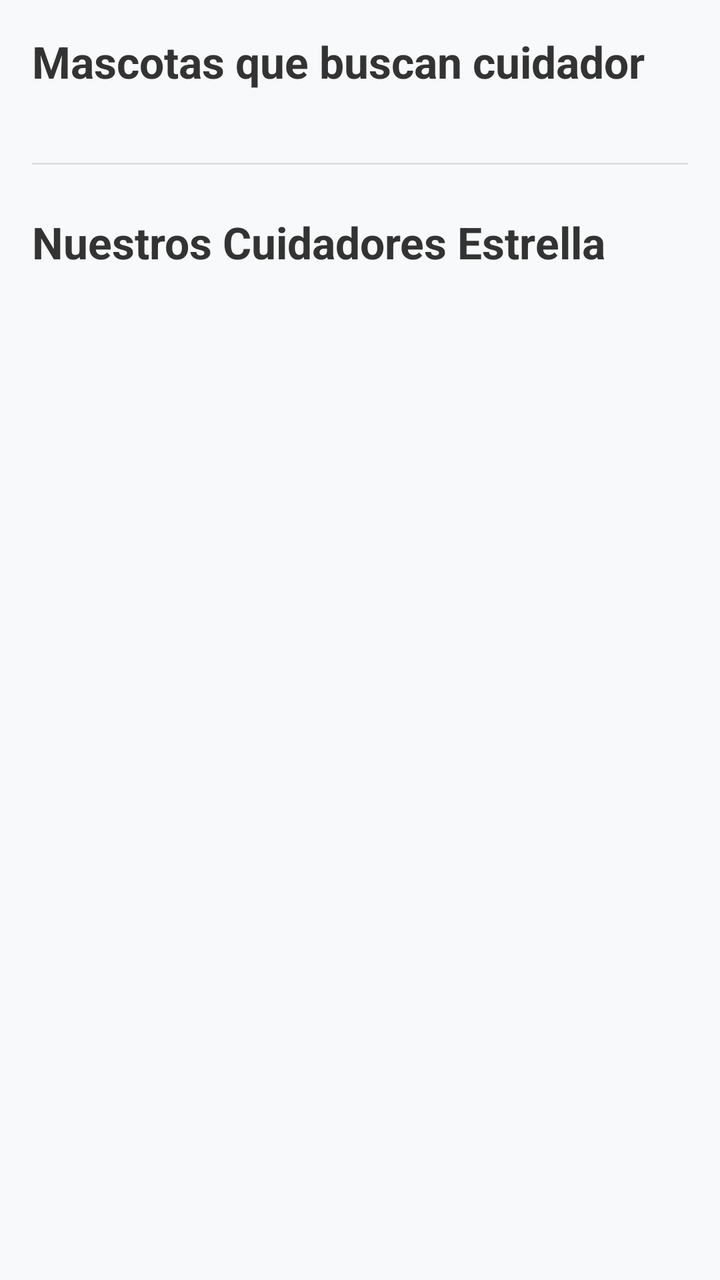
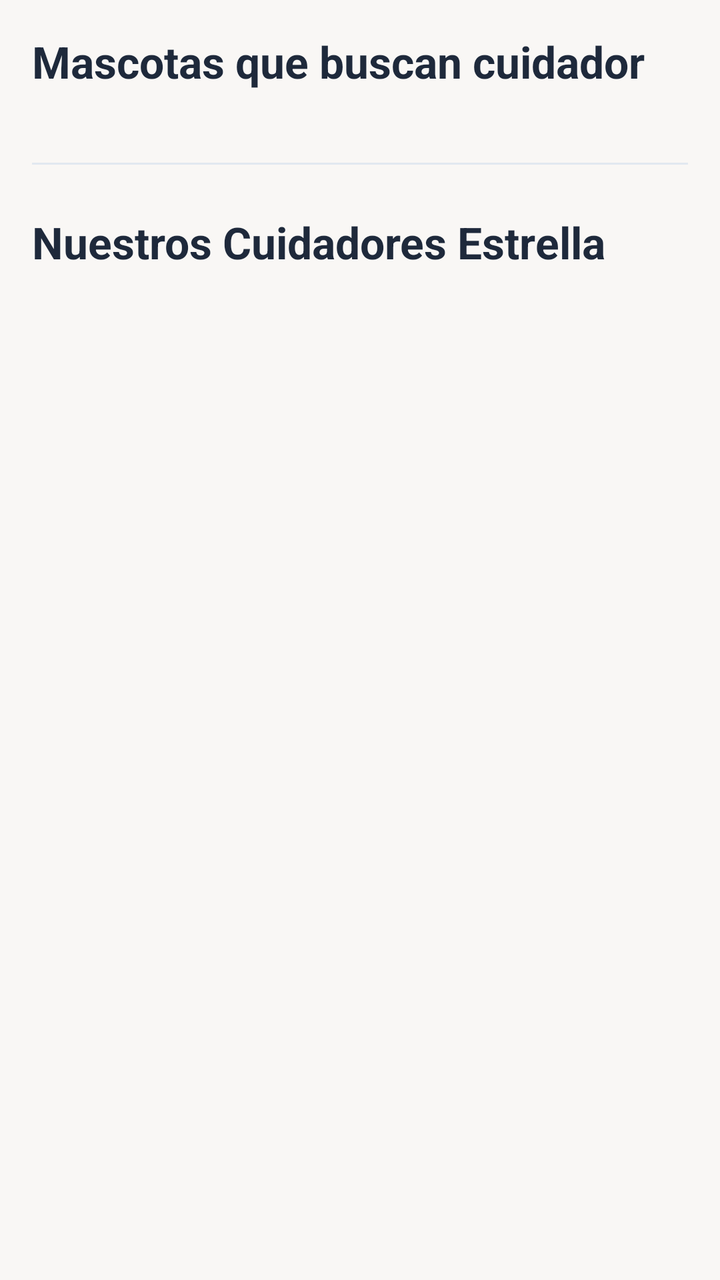

Screens rendered from an Android XML layout before and after an edit, with the pre-edit source and the edit as a unified diff.
<!-- AndroidManifest.xml: application theme Theme.PetCare -->
<!-- res/layout/fragment_dashboard.xml -->
<?xml version="1.0" encoding="utf-8"?>
<androidx.core.widget.NestedScrollView
    xmlns:android="http://schemas.android.com/apk/res/android"
    xmlns:app="http://schemas.android.com/apk/res-auto"
    xmlns:tools="http://schemas.android.com/tools"
    android:layout_width="match_parent"
    android:layout_height="match_parent"
    android:background="#F8F9FA"
    android:fillViewport="true">

    <LinearLayout
        android:layout_width="match_parent"
        android:layout_height="wrap_content"
        android:orientation="vertical"
        android:padding="16dp">

        <TextView
            android:layout_width="wrap_content"
            android:layout_height="wrap_content"
            android:text="Mascotas que buscan cuidador"
            android:textSize="22sp"
            android:textStyle="bold"
            android:textColor="#333333"
            android:layout_marginBottom="12dp"/>

        <androidx.recyclerview.widget.RecyclerView
            android:id="@+id/rvPetsNetflix"
            android:layout_width="match_parent"
            android:layout_height="wrap_content"
            android:clipToPadding="false"
            android:orientation="horizontal"
            android:paddingEnd="16dp"
            app:layoutManager="androidx.recyclerview.widget.LinearLayoutManager"
            tools:listitem="@layout/item_available_pet"
            android:layout_marginBottom="24dp"/>

        <View
            android:layout_width="match_parent"
            android:layout_height="1dp"
            android:background="#E0E0E0"
            android:layout_marginBottom="24dp"/>

        <TextView
            android:layout_width="wrap_content"
            android:layout_height="wrap_content"
            android:text="Nuestros Cuidadores Estrella"
            android:textSize="22sp"
            android:textStyle="bold"
            android:textColor="#333333"
            android:layout_marginBottom="12dp"/>

        <androidx.recyclerview.widget.RecyclerView
            android:id="@+id/rvServicesNetflix"
            android:layout_width="match_parent"
            android:layout_height="wrap_content"
            android:clipToPadding="false"
            android:orientation="horizontal"
            android:paddingEnd="16dp"
            app:layoutManager="androidx.recyclerview.widget.LinearLayoutManager"
            tools:listitem="@layout/item_service"/>

        <View
            android:layout_width="match_parent"
            android:layout_height="50dp" />

    </LinearLayout>
</androidx.core.widget.NestedScrollView>
<!-- res/layout/item_available_pet.xml (included above) -->
<?xml version="1.0" encoding="utf-8"?>
<com.google.android.material.card.MaterialCardView
    xmlns:android="http://schemas.android.com/apk/res/android"
    xmlns:app="http://schemas.android.com/apk/res-auto"
    android:layout_width="match_parent"
    android:layout_height="wrap_content"
    android:layout_marginHorizontal="16dp"
    android:layout_marginVertical="8dp"
    app:cardCornerRadius="20dp"
    app:cardElevation="3dp"
    app:strokeWidth="1dp"
    app:strokeColor="@color/border_color"
    app:cardBackgroundColor="@color/surface_light">

    <LinearLayout
        android:layout_width="match_parent"
        android:layout_height="wrap_content"
        android:orientation="vertical"
        android:padding="16dp">

        <LinearLayout
            android:layout_width="match_parent"
            android:layout_height="wrap_content"
            android:orientation="horizontal"
            android:gravity="center_vertical">

            <LinearLayout
                android:layout_width="0dp"
                android:layout_height="wrap_content"
                android:layout_weight="1"
                android:orientation="vertical">

                <TextView
                    android:id="@+id/tvPetName"
                    android:layout_width="wrap_content"
                    android:layout_height="wrap_content"
                    android:text="Nombre de Mascota"
                    android:textColor="@color/text_dark"
                    android:textSize="20sp"
                    android:textStyle="bold" />

                <TextView
                    android:id="@+id/tvPetInfo"
                    android:layout_width="wrap_content"
                    android:layout_height="wrap_content"
                    android:layout_marginTop="2dp"
                    android:text="Raza • Edad"
                    android:textColor="@color/text_gray"
                    android:textSize="14sp" />
            </LinearLayout>

            <com.google.android.material.card.MaterialCardView
                android:layout_width="wrap_content"
                android:layout_height="wrap_content"
                app:cardCornerRadius="8dp"
                app:cardBackgroundColor="@color/vanguard_indigo_light"
                app:strokeWidth="0dp"
                app:contentPadding="6dp">
                <TextView
                    android:id="@+id/tvPetCity"
                    android:layout_width="wrap_content"
                    android:layout_height="wrap_content"
                    android:text="📍 Ciudad"
                    android:textColor="@color/white"
                    android:textSize="11sp"
                    android:textStyle="bold" />
            </com.google.android.material.card.MaterialCardView>
        </LinearLayout>

        <View
            android:layout_width="match_parent"
            android:layout_height="1dp"
            android:layout_marginVertical="16dp"
            android:background="@color/border_color" />

        <LinearLayout
            android:layout_width="match_parent"
            android:layout_height="wrap_content"
            android:orientation="horizontal">

            <com.google.android.material.button.MaterialButton
                android:id="@+id/btnCallOwner"
                style="@style/Widget.Material3.Button.TonalButton"
                android:layout_width="0dp"
                android:layout_height="wrap_content"
                android:layout_weight="1"
                android:text="Llamar"
                android:layout_marginEnd="6dp"
                app:icon="@android:drawable/ic_menu_call"
                app:backgroundTint="@color/vanguard_cyan"
                android:textColor="@color/white" />

            <com.google.android.material.button.MaterialButton
                android:id="@+id/btnEmailOwner"
                style="@style/Widget.Material3.Button.TonalButton"
                android:layout_width="0dp"
                android:layout_height="wrap_content"
                android:layout_weight="1"
                android:text="Email"
                android:layout_marginStart="6dp"
                app:icon="@android:drawable/ic_dialog_email"
                app:backgroundTint="@color/vanguard_indigo"
                android:textColor="@color/white" />
        </LinearLayout>
    </LinearLayout>
</com.google.android.material.card.MaterialCardView>
<!-- res/layout/item_service.xml (included above) -->
<?xml version="1.0" encoding="utf-8"?>
<com.google.android.material.card.MaterialCardView
    xmlns:android="http://schemas.android.com/apk/res/android"
    xmlns:app="http://schemas.android.com/apk/res-auto"
    android:layout_width="280dp"
    android:layout_height="wrap_content"
    android:layout_margin="12dp"
    app:cardCornerRadius="20dp"
    app:cardElevation="4dp"
    app:strokeWidth="0dp"
    app:cardBackgroundColor="@color/white">

    <LinearLayout
        android:layout_width="match_parent"
        android:layout_height="wrap_content"
        android:orientation="vertical"
        android:padding="20dp">

        <TextView
            android:id="@+id/tvCaretakerName"
            android:layout_width="wrap_content"
            android:layout_height="wrap_content"
            android:textSize="20sp"
            android:fontFamily="sans-serif-medium"
            android:textColor="@color/text_dark"
            android:text="Nombre del Cuidador"/>

        <TextView
            android:id="@+id/tvSpecialty"
            android:layout_width="wrap_content"
            android:layout_height="wrap_content"
            android:layout_marginTop="4dp"
            android:textColor="@color/text_gray"
            android:textSize="14sp"
            android:text="Especialista en Perros"/>

        <View
            android:layout_width="40dp"
            android:layout_height="3dp"
            android:layout_marginTop="12dp"
            android:background="@color/pastel_yellow"/>

        <LinearLayout
            android:layout_width="match_parent"
            android:layout_height="wrap_content"
            android:orientation="horizontal"
            android:layout_marginTop="16dp"
            android:gravity="center_vertical">

            <RatingBar
                android:id="@+id/rbSmall"
                style="?android:attr/ratingBarStyleSmall"
                android:layout_width="wrap_content"
                android:layout_height="wrap_content"
                android:numStars="5"
                android:stepSize="0.5"
                android:progressTint="@color/colorAccent"/>

            <TextView
                android:id="@+id/tvCity"
                android:layout_width="0dp"
                android:layout_height="wrap_content"
                android:layout_weight="1"
                android:gravity="end"
                android:textColor="@color/text_gray"
                android:textSize="12sp"
                android:text="📍 Santiago"/>
        </LinearLayout>

        <com.google.android.material.button.MaterialButton
            android:id="@+id/btnContact"
            style="@style/Widget.Material3.Button.TonalButton"
            android:layout_width="match_parent"
            android:layout_height="wrap_content"
            android:layout_marginTop="16dp"
            android:text="Contactar"
            android:textAllCaps="false"
            app:cornerRadius="12dp"
            app:backgroundTint="@color/pastel_blue_light"
            android:textColor="@color/text_dark"/>

    </LinearLayout>
</com.google.android.material.card.MaterialCardView>
<!-- resources referenced by this layout -->
<resources>
  <color name="border_color">#E2E8F0</color>
  <color name="colorAccent">@color/vanguard_rose</color>
  <color name="pastel_blue_light">@color/vanguard_indigo_light</color>
  <color name="pastel_yellow">@color/vanguard_rose</color>
  <color name="surface_light">#FFFFFF</color>
  <color name="text_dark">#0F172A</color>
  <color name="text_gray">#64748B</color>
  <color name="vanguard_cyan">#06B6D4</color>
  <color name="vanguard_indigo">#4F46E5</color>
  <color name="vanguard_indigo_light">#818CF8</color>
  <color name="white">#FFFFFF</color>
  <style name="Theme.PetCare" parent="Theme.Material3.DayNight.NoActionBar">
          
          <item name="colorPrimary">@color/vanguard_indigo</item>
          <item name="colorOnPrimary">@color/white</item>
          <item name="colorPrimaryContainer">@color/vanguard_indigo_light</item>
          <item name="colorOnPrimaryContainer">@color/vanguard_indigo_dark</item>
          
          
          <item name="colorSecondary">@color/vanguard_cyan</item>
          <item name="colorOnSecondary">@color/white</item>
          <item name="colorSecondaryContainer">@color/vanguard_cyan</item>
  
          
          <item name="colorTertiary">@color/vanguard_rose</item>
          
          
          <item name="android:statusBarColor">@color/vanguard_indigo</item>
          <item name="android:windowLightStatusBar">false</item>
          <item name="android:navigationBarColor">@color/background_light</item>
  
          
          <item name="android:windowBackground">@color/background_light</item>
          <item name="colorSurface">@color/surface_light</item>
          <item name="colorOnSurface">@color/text_dark</item>
      </style>
  <color name="vanguard_rose">#F43F5E</color>
  <color name="vanguard_indigo_dark">#4338CA</color>
  <color name="background_light">#F8FAFC</color>
</resources>

<!-- the commit's change to res/layout/fragment_dashboard.xml (unified diff, before → after) -->
@@ -5,7 +5,7 @@
     xmlns:tools="http://schemas.android.com/tools"
     android:layout_width="match_parent"
     android:layout_height="match_parent"
-    android:background="#F8F9FA"
+    android:background="#80FAF8F5"
     android:fillViewport="true">
 
     <LinearLayout
@@ -20,7 +20,7 @@
             android:text="Mascotas que buscan cuidador"
             android:textSize="22sp"
             android:textStyle="bold"
-            android:textColor="#333333"
+            android:textColor="@color/text_dark"
             android:layout_marginBottom="12dp"/>
 
         <androidx.recyclerview.widget.RecyclerView
@@ -37,7 +37,7 @@
         <View
             android:layout_width="match_parent"
             android:layout_height="1dp"
-            android:background="#E0E0E0"
+            android:background="@color/border_color"
             android:layout_marginBottom="24dp"/>
 
         <TextView
@@ -46,7 +46,7 @@
             android:text="Nuestros Cuidadores Estrella"
             android:textSize="22sp"
             android:textStyle="bold"
-            android:textColor="#333333"
+            android:textColor="@color/text_dark"
             android:layout_marginBottom="12dp"/>
 
         <androidx.recyclerview.widget.RecyclerView
<!-- resource entries referenced after the edit -->
@@ -1,33 +1,33 @@
 <!-- resources referenced by this layout -->
 <resources>
   <color name="border_color">#E2E8F0</color>
-  <color name="colorAccent">@color/vanguard_rose</color>
-  <color name="pastel_blue_light">@color/vanguard_indigo_light</color>
-  <color name="pastel_yellow">@color/vanguard_rose</color>
+  <color name="colorAccent">@color/lavender_accent</color>
+  <color name="pastel_blue_light">@color/sky_light</color>
+  <color name="pastel_yellow">@color/warm_yellow</color>
   <color name="surface_light">#FFFFFF</color>
-  <color name="text_dark">#0F172A</color>
+  <color name="text_dark">#1E293B</color>
   <color name="text_gray">#64748B</color>
-  <color name="vanguard_cyan">#06B6D4</color>
-  <color name="vanguard_indigo">#4F46E5</color>
-  <color name="vanguard_indigo_light">#818CF8</color>
+  <color name="vanguard_cyan">@color/sky_blue</color>
+  <color name="vanguard_indigo">@color/sage_dark</color>
+  <color name="vanguard_indigo_light">@color/sage_light</color>
   <color name="white">#FFFFFF</color>
   <style name="Theme.PetCare" parent="Theme.Material3.DayNight.NoActionBar">
           
-          <item name="colorPrimary">@color/vanguard_indigo</item>
+          <item name="colorPrimary">@color/sage_primary</item>
           <item name="colorOnPrimary">@color/white</item>
-          <item name="colorPrimaryContainer">@color/vanguard_indigo_light</item>
-          <item name="colorOnPrimaryContainer">@color/vanguard_indigo_dark</item>
+          <item name="colorPrimaryContainer">@color/sage_light</item>
+          <item name="colorOnPrimaryContainer">@color/sage_dark</item>
           
           
-          <item name="colorSecondary">@color/vanguard_cyan</item>
+          <item name="colorSecondary">@color/peach_secondary</item>
           <item name="colorOnSecondary">@color/white</item>
-          <item name="colorSecondaryContainer">@color/vanguard_cyan</item>
+          <item name="colorSecondaryContainer">@color/warm_yellow</item>
   
           
-          <item name="colorTertiary">@color/vanguard_rose</item>
+          <item name="colorTertiary">@color/lavender_accent</item>
           
           
-          <item name="android:statusBarColor">@color/vanguard_indigo</item>
+          <item name="android:statusBarColor">@color/sage_primary</item>
           <item name="android:windowLightStatusBar">false</item>
           <item name="android:navigationBarColor">@color/background_light</item>
   
@@ -36,8 +36,14 @@
           <item name="colorSurface">@color/surface_light</item>
           <item name="colorOnSurface">@color/text_dark</item>
       </style>
-  <color name="vanguard_rose">#F43F5E</color>
-  <color name="vanguard_indigo_dark">#4338CA</color>
-  <color name="background_light">#F8FAFC</color>
+  <color name="lavender_accent">#A78BFA</color>
+  <color name="sky_light">#E0F2FE</color>
+  <color name="warm_yellow">#FEF3C7</color>
+  <color name="sky_blue">#60A5FA</color>
+  <color name="sage_dark">#059669</color>
+  <color name="sage_light">#A7F3D0</color>
+  <color name="sage_primary">#34D399</color>
+  <color name="peach_secondary">#FB923C</color>
+  <color name="background_light">#FAF8F5</color>
 </resources>
 
